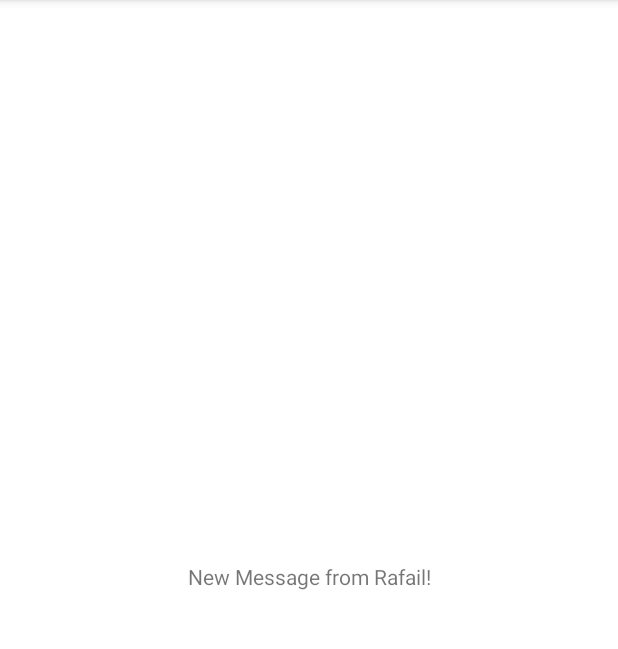
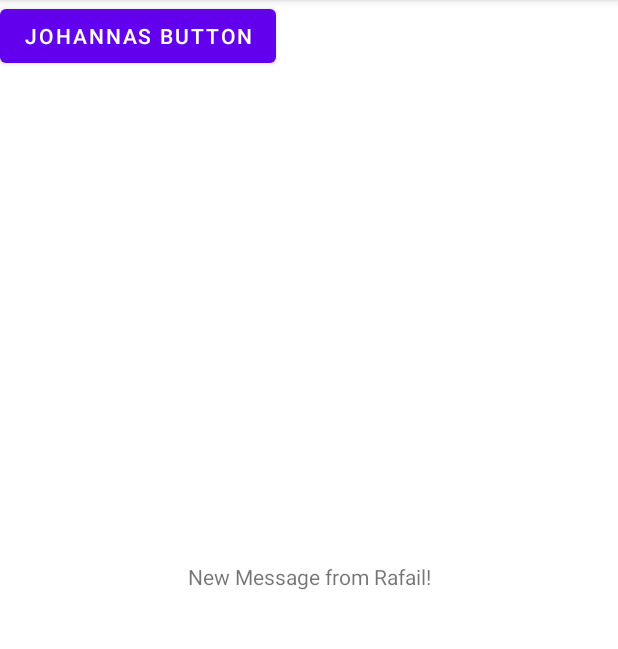
Before and after one commit to ETS-Android1/WHAT-TO-WEAR, an Android app: the screen it shows after launch (MainActivity), on a phone screen of 412 x 824 dp, the part 84-733 px from its top. Run offline under Robolectric (Android 15) with nearby library versions, the phone set to English and light mode, and no system bars.

Commit message:
Added personal button
Signed-off-by: Johanna Lundkvist <lundquist.johanna@hotmail.com>

```diff
--- a/app/src/main/res/layout/activity_main.xml
+++ b/app/src/main/res/layout/activity_main.xml
@@ -15,4 +15,12 @@
         app:layout_constraintRight_toRightOf="parent"
         app:layout_constraintTop_toTopOf="parent" />
 
+    <Button
+        android:id="@+id/button"
+        android:layout_width="wrap_content"
+        android:layout_height="wrap_content"
+        android:text="Johannas button"
+        tools:layout_editor_absoluteX="113dp"
+        tools:layout_editor_absoluteY="398dp" />
+
 </androidx.constraintlayout.widget.ConstraintLayout>
```
